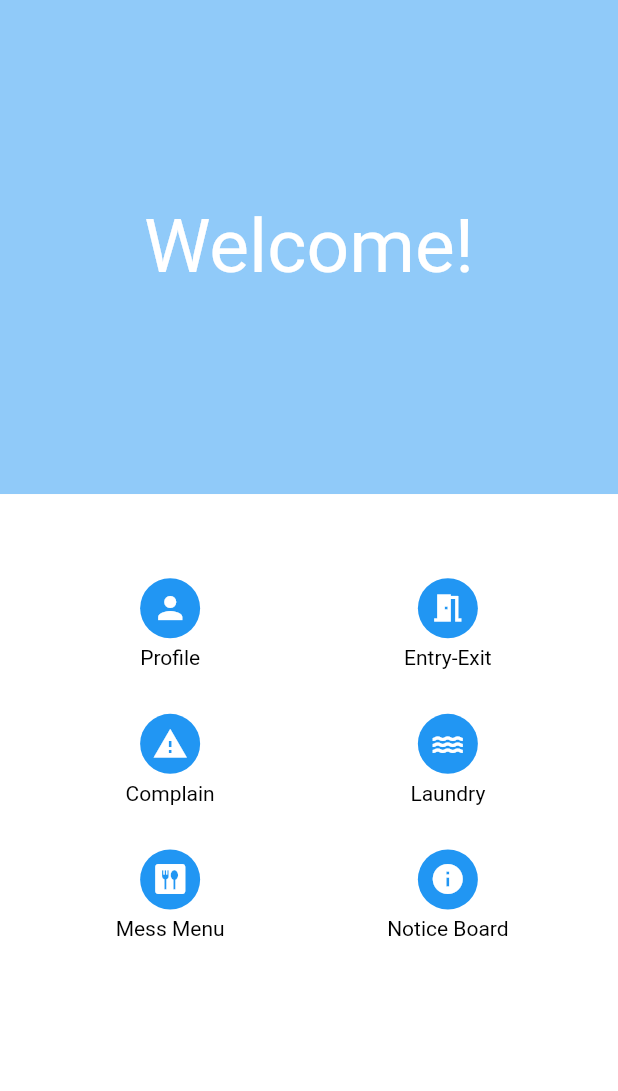
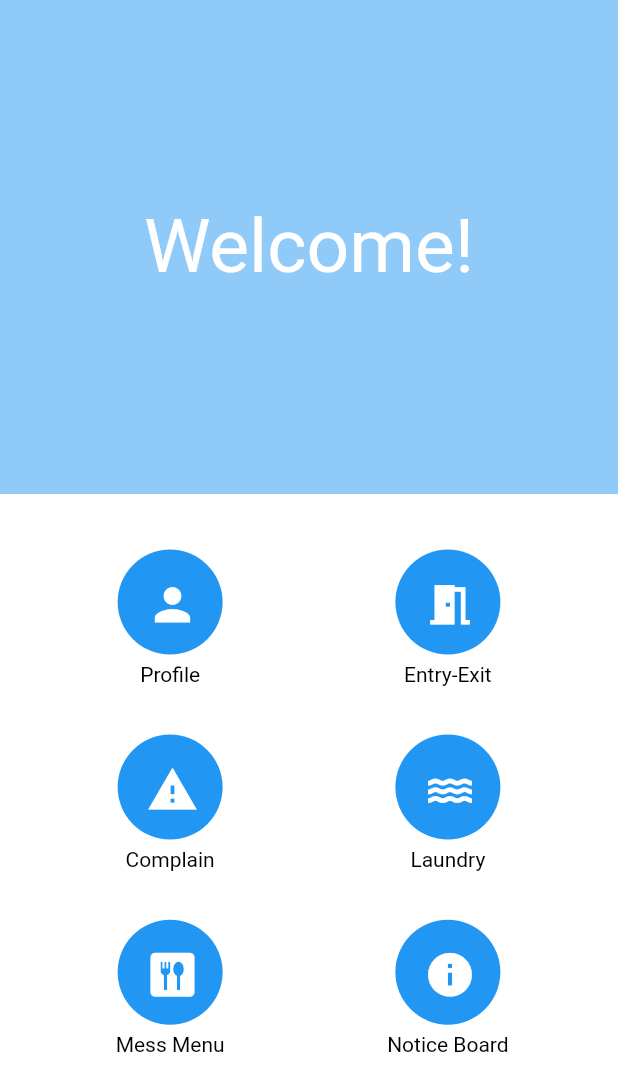
Before and after one commit to aryad03/Bhawan_App, a Flutter app: the BannerPage widget shown alone on an empty page, opened directly, on a phone screen of 412 x 824 dp. Shown: the top 1091 px of the screen. Run offline on Flutter 3.47's test engine with Material 2 defaults, Android fonts, the phone set to English and light mode, and no system bars; drawn by our look-alikes of animated_text_kit, carousel_slider; our stand-ins replace cloud_firestore, dropdown_button2, firebase_auth, firebase_core, flutter_spinkit; accounts and stored records are empty.

Commit message:
Changing UI 8

```diff
--- a/lib/utils/banner.dart
+++ b/lib/utils/banner.dart
@@ -36,13 +36,61 @@ class BannerPage extends StatelessWidget {
             ],
             ),
             decoration: BoxDecoration(
-                color: Colors.blue[200]
+                color: Colors.blue[200],
             ),
           ),
           Container(
             decoration: BoxDecoration(
-                color: Colors.purple[200],
+                color: Colors.blue[200],
                 image: DecorationImage(image: AssetImage("images/Thomso.jpg"), fit: BoxFit.fill)
+            ),
+          ),
+          Container(
+            decoration: BoxDecoration(
+                color: Colors.blue[200],
+                image: DecorationImage(image: AssetImage("images/Cautley.jpg"), fit: BoxFit.fill)
+            ),
+          ),
+          Container(
+            decoration: BoxDecoration(
+                color: Colors.blue[200],
+                image: DecorationImage(image: AssetImage("images/ganga.webp"), fit: BoxFit.fill)
+            ),
+          ),
+          Container(
+            decoration: BoxDecoration(
+                color: Colors.blue[200],
+                image: DecorationImage(image: AssetImage("images/kb.jpg"), fit: BoxFit.fill)
+            ),
+          ),
+          Container(
+            decoration: BoxDecoration(
+                color: Colors.blue[200],
+                image: DecorationImage(image: AssetImage("images/Radhakrishnan.webp"), fit: BoxFit.fill)
+            ),
+          ),
+          Container(
+            decoration: BoxDecoration(
+                color: Colors.blue[200],
+                image: DecorationImage(image: AssetImage("images/rajendra.jpg"), fit: BoxFit.fill)
+            ),
+          ),
+          Container(
+            decoration: BoxDecoration(
+                color: Colors.blue[200],
+                image: DecorationImage(image: AssetImage("images/rajiv.jpg"), fit: BoxFit.fill)
+            ),
+          ),
+          Container(
+            decoration: BoxDecoration(
+                color: Colors.blue[200],
+                image: DecorationImage(image: AssetImage("images/jawahar.jfif"), fit: BoxFit.fill)
+            ),
+          ),
+          Container(
+            decoration: BoxDecoration(
+                color: Colors.blue[200],
+                image: DecorationImage(image: AssetImage("images/sb.jpg"), fit: BoxFit.fill)
             ),
           ),
         ], options: CarouselOptions(
@@ -61,12 +109,10 @@ class BannerPage extends StatelessWidget {
             child: SingleChildScrollView(
               child: Column(
                 children: [
+                  SizedBox(height: size.height*0.025,),
                   Column(
                     crossAxisAlignment: CrossAxisAlignment.center,
                     children: [
-                      SizedBox(
-                        height: size.height*0.05,
-                      ),
                       Row(
                         mainAxisAlignment: MainAxisAlignment.center,
                         children: [
@@ -74,7 +120,7 @@ class BannerPage extends StatelessWidget {
                             size,
                             Colors.blue,
                             IconButton(
-                              icon: Icon(Icons.person),
+                              icon: Icon(Icons.person, size: 35,),
                               color: Colors.white, onPressed: () {
                               Navigator.of(context).push(MaterialPageRoute(builder: (context)=>ProfilePage()));
                             },
@@ -84,7 +130,7 @@ class BannerPage extends StatelessWidget {
                             size,
                             Colors.blue,
                             IconButton(
-                              icon: Icon(Icons.meeting_room),
+                              icon: Icon(Icons.meeting_room, size: 35,),
                               color: Colors.white, onPressed: () {
                               Navigator.of(context).push(MaterialPageRoute(builder: (context)=> UserEntry()));
                             },
@@ -99,7 +145,7 @@ class BannerPage extends StatelessWidget {
                           CardField(
                             size,
                             Colors.blue,
-                            IconButton(icon: Icon(Icons.report_problem), color: Colors.white, onPressed: () {
+                            IconButton(icon: Icon(Icons.report_problem, size: 35,), color: Colors.white, onPressed: () {
                               Navigator.of(context).push(MaterialPageRoute(builder: (context)=>TabsScreen()));
 
                             },),
@@ -107,7 +153,7 @@ class BannerPage extends StatelessWidget {
                           CardField(
                             size,
                             Colors.blue,
-                            IconButton(icon: Icon(Icons.water), color: Colors.white, onPressed: () {
+                            IconButton(icon: Icon(Icons.water, size: 35,), color: Colors.white, onPressed: () {
                               Navigator.of(context).push(MaterialPageRoute(builder: (context)=>TemplateUser()));
                             },),
                             'Laundry',),
@@ -119,14 +165,14 @@ class BannerPage extends StatelessWidget {
                           CardField(
                             size,
                             Colors.blue,
-                            IconButton( icon: Icon(Icons.dining), color: Colors.white, onPressed: () {
+                            IconButton( icon: Icon(Icons.dining, size: 35,), color: Colors.white, onPressed: () {
                               Navigator.of(context).push(MaterialPageRoute(builder: (context)=>MyApp()));
                             },),
                             'Mess Menu',),
                           CardField(
                             size,
                             Colors.blue,
-                            IconButton(icon: Icon(Icons.info), color: Colors.white, onPressed: () {
+                            IconButton(icon: Icon(Icons.info, size: 35,), color: Colors.white, onPressed: () {
                               Navigator.pop(context);
                             },),
                             'Notice Board',),
@@ -156,13 +202,14 @@ CardField(
         elevation: 0,
         shadowColor: Colors.white,
         child: SizedBox(
-            height: size.height * .1,
+            height: size.height * .14,
             width: size.width * .43,
             child: Column(
+                mainAxisAlignment: MainAxisAlignment.center,
                 crossAxisAlignment: CrossAxisAlignment.center,
-                mainAxisAlignment: MainAxisAlignment.center,
                 children: [
                   CircleAvatar(
+                    radius: 35.0,
                     backgroundColor: color,
                     child: icon,
                   ),
```
Also changed, not shown: images/Cautley.jpg (added), images/Radhakrishnan.webp (added), images/ganga.webp (added), images/kb.jpg (added), images/rajendra.jpg (added), images/rajiv.jpg (added), images/sb.jpg (added), 1 other file.
